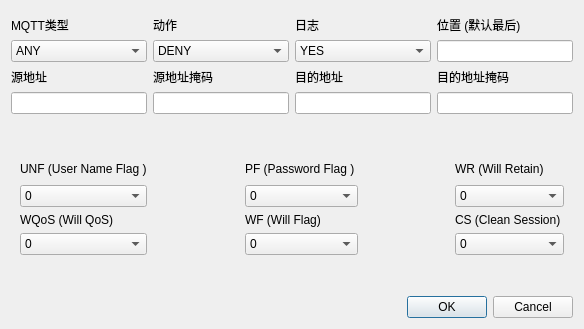
aimuller/mqtt_filter, file user/MQTT_Filter/commonruledialog.ui: the form before one commit.
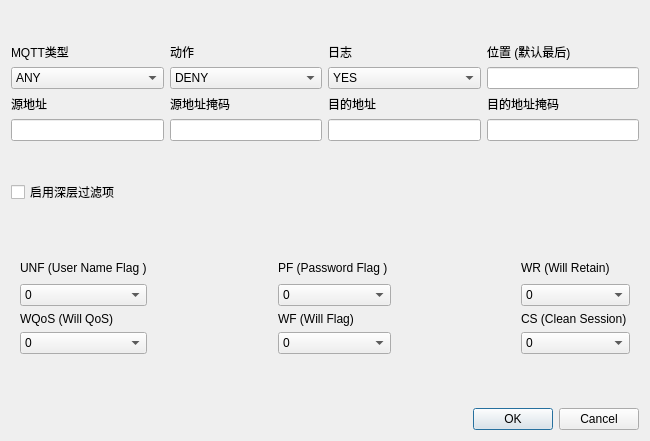
The form after the commit. The open tabs and pages were chosen to show the change.

Commit message: 内核模块新增加了publish check函数

Diff of the .ui file:
```diff
--- a/user/MQTT_Filter/commonruledialog.ui
+++ b/user/MQTT_Filter/commonruledialog.ui
@@ -6,15 +6,15 @@
    <rect>
     <x>0</x>
     <y>0</y>
-    <width>584</width>
-    <height>329</height>
+    <width>650</width>
+    <height>441</height>
    </rect>
   </property>
   <property name="windowTitle">
    <string>Dialog</string>
   </property>
   <layout class="QGridLayout" name="gridLayout_8">
-   <item row="5" column="0">
+   <item row="7" column="0">
     <widget class="QDialogButtonBox" name="buttonBox">
      <property name="orientation">
       <enum>Qt::Horizontal</enum>
@@ -210,7 +210,7 @@
      </item>
     </layout>
    </item>
-   <item row="3" column="0">
+   <item row="5" column="0">
     <widget class="QStackedWidget" name="stackedWidget">
      <property name="currentIndex">
       <number>3</number>
@@ -221,7 +221,7 @@
      </widget>
      <widget class="QWidget" name="page_connect">
       <layout class="QGridLayout" name="gridLayout_7">
-       <item row="1" column="0">
+       <item row="2" column="0">
         <layout class="QGridLayout" name="gridLayout_2">
          <item row="3" column="2">
           <widget class="QComboBox" name="comboBox_connect_pf">
@@ -382,7 +382,7 @@
          </item>
         </layout>
        </item>
-       <item row="2" column="0">
+       <item row="3" column="0">
         <spacer name="verticalSpacer_2">
          <property name="orientation">
           <enum>Qt::Vertical</enum>
@@ -395,7 +395,7 @@
          </property>
         </spacer>
        </item>
-       <item row="0" column="0">
+       <item row="1" column="0">
         <spacer name="verticalSpacer_9">
          <property name="orientation">
           <enum>Qt::Vertical</enum>
@@ -659,20 +659,18 @@
      </widget>
     </widget>
    </item>
+   <item row="3" column="0">
+    <layout class="QHBoxLayout" name="horizontalLayout_4">
+     <item>
+      <widget class="QCheckBox" name="checkBox">
+       <property name="text">
+        <string>启用深层过滤项</string>
+       </property>
+      </widget>
+     </item>
+    </layout>
+   </item>
    <item row="2" column="0">
-    <spacer name="verticalSpacer_5">
-     <property name="orientation">
-      <enum>Qt::Vertical</enum>
-     </property>
-     <property name="sizeHint" stdset="0">
-      <size>
-       <width>20</width>
-       <height>40</height>
-      </size>
-     </property>
-    </spacer>
-   </item>
-   <item row="0" column="0">
     <spacer name="verticalSpacer_3">
      <property name="orientation">
       <enum>Qt::Vertical</enum>
@@ -685,6 +683,19 @@
      </property>
     </spacer>
    </item>
+   <item row="0" column="0">
+    <spacer name="verticalSpacer_5">
+     <property name="orientation">
+      <enum>Qt::Vertical</enum>
+     </property>
+     <property name="sizeHint" stdset="0">
+      <size>
+       <width>20</width>
+       <height>40</height>
+      </size>
+     </property>
+    </spacer>
+   </item>
   </layout>
   <zorder>stackedWidget</zorder>
   <zorder>label_2</zorder>
```
Left out of the diff: 3 changed lines with no effect on the pictures. The commit also changes 24 other files.
